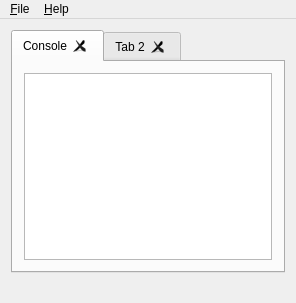
Old version of the form jmesquita/fsgui/resources/fs_gui.ui in the repository freeswitch/freeswitch-contrib.
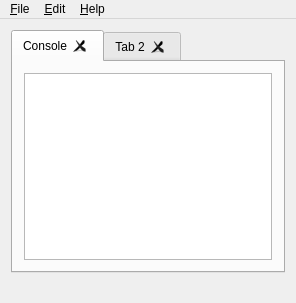
New version of the form.

The edit to the form file:
```diff
--- a/jmesquita/fsgui/resources/fs_gui.ui
+++ b/jmesquita/fsgui/resources/fs_gui.ui
@@ -79,7 +79,14 @@
     </property>
     <addaction name="actionAbout"/>
    </widget>
+   <widget class="QMenu" name="menuEdit">
+    <property name="title">
+     <string>&amp;Edit</string>
+    </property>
+    <addaction name="actionPreferences"/>
+   </widget>
    <addaction name="menuFile"/>
+   <addaction name="menuEdit"/>
    <addaction name="menuHelp"/>
   </widget>
   <widget class="QStatusBar" name="statusBar">
```
Left out of the diff: 5 changed lines with no effect on the pictures.
